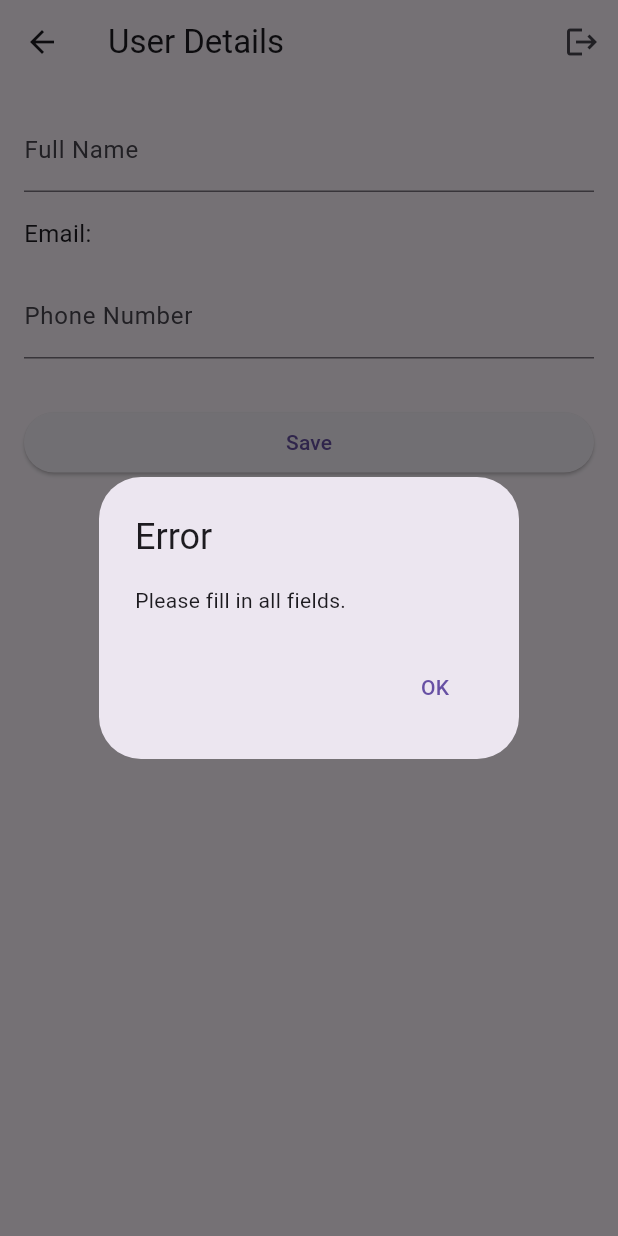
After one commit to Anovortex/taskmanager, a Flutter app: the UserDetailsForm screen opened directly, after a tap on "Save", on a phone screen of 412 x 824 dp. The commit adds this screen. Run offline on Flutter 3.47's test engine with Material 3 defaults, Android fonts, the phone set to English and light mode, and no system bars; our stand-ins replace cloud_firestore, firebase_auth, firebase_core; accounts and stored records are empty.

Commit message:
all features working except session save

```diff
--- a/lib/screens/home_screen.dart
+++ b/lib/screens/home_screen.dart
@@ -1,5 +1,6 @@
 import 'package:cloud_firestore/cloud_firestore.dart';
 import 'package:flutter/material.dart';
+import 'package:taskmanager/screens/userdetails.dart';
 
 void main() {
   runApp(TaskManagerApp());
@@ -10,7 +11,6 @@ class TaskManagerApp extends StatelessWidget {
   Widget build(BuildContext context) {
     return MaterialApp(
       title: 'Task Manager',
-
       theme: ThemeData(
         primarySwatch: Colors.blue,
       ),
@@ -96,6 +96,17 @@ class _TaskManagerHomePageState extends State<TaskManagerHomePage> {
     return Scaffold(
       appBar: AppBar(
         title: Text('Task Manager'),
+        leading: Container(),
+        actions: [
+          IconButton(
+            icon: Icon(Icons.account_circle),
+            onPressed: () {
+              Navigator.push(context,
+                  MaterialPageRoute(builder: (context) => UserDetailsForm()));
+              // Add your logic for opening user details here
+            },
+          ),
+        ],
       ),
       body: Column(
         children: [
--- /dev/null
+++ b/lib/screens/userdetails.dart
@@ -0,0 +1,319 @@
+import 'package:cloud_firestore/cloud_firestore.dart';
+import 'package:flutter/material.dart';
+import 'package:firebase_auth/firebase_auth.dart';
+import 'package:taskmanager/screens/reset_password.dart';
+import 'package:taskmanager/screens/signin_screen.dart';
+
+class UserDetails {
+  final String fullName;
+  final String email;
+  final String phoneNumber;
+
+  UserDetails({
+    required this.fullName,
+    required this.email,
+    required this.phoneNumber,
+  });
+}
+
+class UserDetailsForm extends StatefulWidget {
+  @override
+  _UserDetailsFormState createState() => _UserDetailsFormState();
+}
+
+class _UserDetailsFormState extends State<UserDetailsForm> {
+  final _auth = FirebaseAuth.instance;
+
+  late TextEditingController _fullNameController;
+  late TextEditingController _phoneNumberController;
+
+  @override
+  void initState() {
+    super.initState();
+    _fullNameController = TextEditingController();
+    _phoneNumberController = TextEditingController();
+
+    // Retrieve current user's details from Firestore
+    _fetchUserDetails();
+  }
+
+  @override
+  void dispose() {
+    _fullNameController.dispose();
+    _phoneNumberController.dispose();
+    super.dispose();
+  }
+
+  // Method to fetch user details from Firestore
+  void _fetchUserDetails() async {
+    final currentUser = _auth.currentUser;
+    if (currentUser != null) {
+      try {
+        final userData = await FirebaseFirestore.instance
+            .collection('userdetails')
+            .doc(currentUser.uid)
+            .get();
+
+        // Update the text controllers with the existing user details
+        if (userData.exists) {
+          setState(() {
+            _fullNameController.text = userData.get('fullName');
+            _phoneNumberController.text = userData.get('phoneNumber');
+          });
+        }
+      } catch (error) {
+        print('Failed to fetch user details: $error');
+      }
+    }
+  }
+
+  void _saveUserDetails() async {
+    // Validate user input
+    if (_fullNameController.text.isEmpty ||
+        _phoneNumberController.text.isEmpty) {
+      showDialog(
+        context: context,
+        builder: (BuildContext context) {
+          return AlertDialog(
+            title: Text('Error'),
+            content: Text('Please fill in all fields.'),
+            actions: [
+              TextButton(
+                onPressed: () {
+                  Navigator.of(context).pop();
+                },
+                child: Text('OK'),
+              ),
+            ],
+          );
+        },
+      );
+      return;
+    }
+
+    // Get the current user
+    final currentUser = _auth.currentUser;
+    if (currentUser == null) {
+      // Handle scenario where current user is null (user not signed in)
+      return;
+    }
+
+    // Save user details to Firestore
+    try {
+      await FirebaseFirestore.instance
+          .collection('userdetails')
+          .doc(currentUser.uid)
+          .set({
+        'fullName': _fullNameController.text,
+        'email': currentUser.email,
+        'phoneNumber': _phoneNumberController.text,
+      });
+
+      // Show a success message or navigate to another screen
+      ScaffoldMessenger.of(context).showSnackBar(
+        SnackBar(
+          content: Text('User details saved successfully.'),
+        ),
+      );
+    } catch (error) {
+      print('Failed to save user details: $error');
+    }
+  }
+
+  // Method to handle user logout
+  void _logout() async {
+    try {
+      await _auth.signOut();
+      // Navigate to the login screen
+      Navigator.of(context).pushReplacement(
+        MaterialPageRoute(builder: (context) => SignInScreen()),
+      );
+    } catch (error) {
+      print('Failed to log out: $error');
+    }
+  }
+
+  @override
+  Widget build(BuildContext context) {
+    return Scaffold(
+      appBar: AppBar(
+        title: Text('User Details'),
+        actions: [
+          IconButton(
+            icon: Icon(Icons.logout),
+            onPressed: _logout,
+          ),
+        ],
+      ),
+      body: Padding(
+        padding: const EdgeInsets.all(16.0),
+        child: Column(
+          crossAxisAlignment: CrossAxisAlignment.stretch,
+          children: [
+            TextField(
+              controller: _fullNameController,
+              decoration: InputDecoration(labelText: 'Full Name'),
+            ),
+            SizedBox(height: 16.0),
+            Text(
+              'Email: ${_auth.currentUser!.email}',
+              style: TextStyle(fontSize: 16.0),
+            ),
+            SizedBox(height: 16.0),
+            TextField(
+              controller: _phoneNumberController,
+              decoration: InputDecoration(labelText: 'Phone Number'),
+            ),
+            SizedBox(height: 32.0),
+            ElevatedButton(
+              onPressed: _saveUserDetails,
+              child: Text('Save'),
+            ),
+            SizedBox(height: 32.0),
+          ],
+        ),
+      ),
+    );
+  }
+}
+
+// class UserDetailsForm extends StatefulWidget {
+//   @override
+//   _UserDetailsFormState createState() => _UserDetailsFormState();
+// }
+
+// class _UserDetailsFormState extends State<UserDetailsForm> {
+//   final _auth = FirebaseAuth.instance;
+
+//   late TextEditingController _fullNameController;
+//   late TextEditingController _phoneNumberController;
+
+//   @override
+//   void initState() {
+//     super.initState();
+//     _fullNameController = TextEditingController();
+//     _phoneNumberController = TextEditingController();
+
+//     // Retrieve current user's details from Firestore
+//     _fetchUserDetails();
+//   }
+
+//   @override
+//   void dispose() {
+//     _fullNameController.dispose();
+//     _phoneNumberController.dispose();
+//     super.dispose();
+//   }
+
+//   // Method to fetch user details from Firestore
+//   void _fetchUserDetails() async {
+//     final currentUser = _auth.currentUser;
+//     if (currentUser != null) {
+//       try {
+//         final userData = await FirebaseFirestore.instance
+//             .collection('userdetails')
+//             .doc(currentUser.uid)
+//             .get();
+
+//         // Update the text controllers with the existing user details
+//         if (userData.exists) {
+//           setState(() {
+//             _fullNameController.text = userData.get('fullName');
+//             _phoneNumberController.text = userData.get('phoneNumber');
+//           });
+//         }
+//       } catch (error) {
+//         print('Failed to fetch user details: $error');
+//       }
+//     }
+//   }
+
+//   void _saveUserDetails() async {
+//     // Validate user input
+//     if (_fullNameController.text.isEmpty ||
+//         _phoneNumberController.text.isEmpty) {
+//       showDialog(
+//         context: context,
+//         builder: (BuildContext context) {
+//           return AlertDialog(
+//             title: Text('Error'),
+//             content: Text('Please fill in all fields.'),
+//             actions: [
+//               TextButton(
+//                 onPressed: () {
+//                   Navigator.of(context).pop();
+//                 },
+//                 child: Text('OK'),
+//               ),
+//             ],
+//           );
+//         },
+//       );
+//       return;
+//     }
+
+//     // Get the current user
+//     final currentUser = _auth.currentUser;
+//     if (currentUser == null) {
+//       // Handle scenario where current user is null (user not signed in)
+//       return;
+//     }
+
+//     // Save user details to Firestore
+//     try {
+//       await FirebaseFirestore.instance
+//           .collection('userdetails')
+//           .doc(currentUser.uid)
+//           .set({
+//         'fullName': _fullNameController.text,
+//         'email': currentUser.email,
+//         'phoneNumber': _phoneNumberController.text,
+//       });
+
+//       // Show a success message or navigate to another screen
+//       ScaffoldMessenger.of(context).showSnackBar(
+//         SnackBar(
+//           content: Text('User details saved successfully.'),
+//         ),
+//       );
+//     } catch (error) {
+//       print('Failed to save user details: $error');
+//     }
+//   }
+
+//   @override
+//   Widget build(BuildContext context) {
+//     return Scaffold(
+//       appBar: AppBar(
+//         title: Text('User Details'),
+//       ),
+//       body: Padding(
+//         padding: const EdgeInsets.all(16.0),
+//         child: Column(
+//           crossAxisAlignment: CrossAxisAlignment.stretch,
+//           children: [
+//             TextField(
+//               controller: _fullNameController,
+//               decoration: InputDecoration(labelText: 'Full Name'),
+//             ),
+//             SizedBox(height: 16.0),
+//             Text(
+//               'Email: ${_auth.currentUser!.email}',
+//               style: TextStyle(fontSize: 16.0),
+//             ),
+//             SizedBox(height: 16.0),
+//             TextField(
+//               controller: _phoneNumberController,
+//               decoration: InputDecoration(labelText: 'Phone Number'),
+//             ),
+//             SizedBox(height: 32.0),
+//             ElevatedButton(
+//               onPressed: _saveUserDetails,
+//               child: Text('Save'),
+//             ),
+//           ],
+//         ),
+//       ),
+//     );
+//   }
+// }
```
